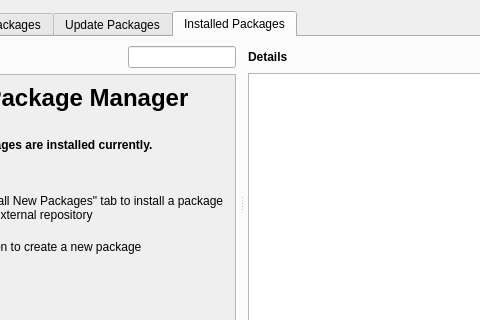
First picture: the form in src/lay/lay/SaltManagerDialog.ui, repository KLayout/klayout, before the edit; both pictures show x 97 to 577 and y 0 to 320 of the 692 by 440 pixel window.
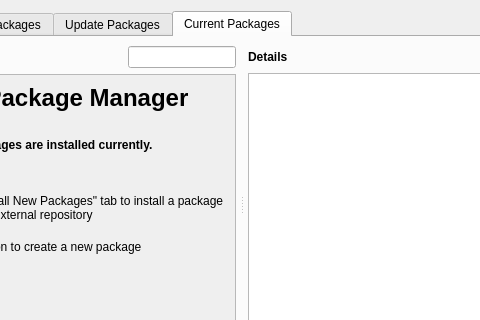
Second picture: the form after the edit. The open tabs and pages were chosen to show the change. Icons and pictures are not drawn. Custom widgets are drawn as their Qt base class.

Commit message: Updated package manager doc.

Diff of the .ui file:
```diff
--- a/src/lay/lay/SaltManagerDialog.ui
+++ b/src/lay/lay/SaltManagerDialog.ui
@@ -607,7 +607,7 @@
      </widget>
      <widget class="QWidget" name="tab">
       <attribute name="title">
-       <string>Installed Packages</string>
+       <string>Current Packages</string>
       </attribute>
       <layout class="QVBoxLayout" name="verticalLayout_3">
        <item>
```
Left out of the diff: 4 changed lines with no effect on the pictures. The commit also changes 1 other file.
